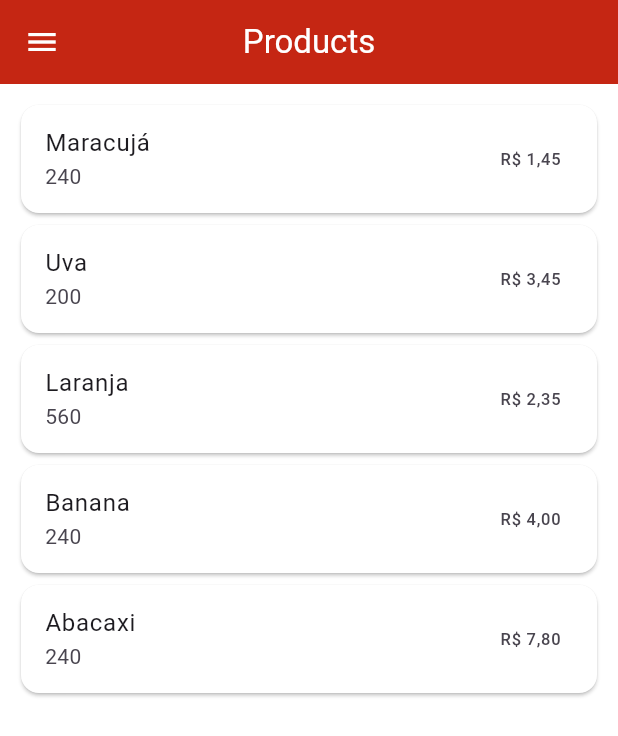
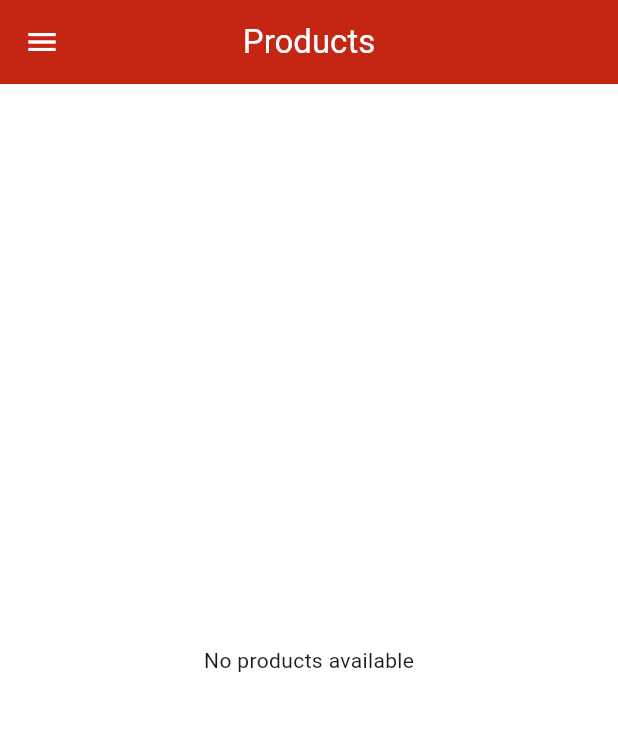
Before and after one commit to shelldonryan/flutter_product_manager, a Flutter app: the HomePage screen opened directly, on a phone screen of 412 x 824 dp. Shown: the top 736 px of the screen. Run offline on Flutter 3.47's test engine with Material 3 defaults, Android fonts, the phone set to English and light mode, and no system bars; our stand-ins replace flutter_mobx, mobx; generated files the repository leaves out were written again; network calls fail.

Commit message:
create home page and config

```diff
--- a/lib/app/Services/client_http_service.dart
+++ b/lib/app/Services/client_http_service.dart
@@ -13,7 +13,7 @@ class ClientHttpService implements IHttpClient {
       headers['Authorization'] = 'Bearer $_token';
     }
 
-    final response = await httpClient.post(Uri.parse(url), headers: headers);
+    final response = await httpClient.get(Uri.parse(url), headers: headers);
 
     if (response.statusCode == 200) {
       return jsonDecode(response.body);
--- a/lib/app/interfaces/product_repository_interface.dart
+++ b/lib/app/interfaces/product_repository_interface.dart
@@ -1,4 +1,4 @@
 abstract class IProductRepository {
   Future getAll();
-  Future create();
+  Future create(String productName, int quantity, double price);
 }
--- a/lib/app/models/product.dart
+++ b/lib/app/models/product.dart
@@ -5,22 +5,19 @@ class Product {
   final String name;
   final int quantity;
   final double price;
-  final String? userId;
 
   Product(
       {required this.id,
       required this.name,
       required this.quantity,
-      required this.price,
-      this.userId});
+      required this.price,});
 
   factory Product.fromMap(Map<String, dynamic> map) {
     return Product(
         id: map['id'] ?? '',
         name: map['name'] ?? '',
-        quantity: map['quantity'] ?? 0,
-        price: map['price'] ?? 0.00,
-        userId: map['userId'] ?? '');
+        quantity: int.parse(map['quantity'].toString()),
+        price: double.parse(map['price'].toString()));
   }
 
   factory Product.fromJson(String jsonString) =>
@@ -31,7 +28,6 @@ class Product {
      'name': name,
      'quantity': quantity,
      'price': price,
-     'userId': userId,
   };
 
   String toJson() => json.encode(toMap());
--- /dev/null
+++ b/lib/app/pages/home/home_controller.dart
@@ -0,0 +1,14 @@
+import 'package:flutter_manager_product/app/models/product.dart';
+import 'package:flutter_manager_product/app/store/product_store.dart';
+
+class HomeController {
+  final ProductStore _productStore;
+
+  HomeController(this._productStore);
+
+  List<Product> get products => _productStore.products.toList();
+
+  Future<void> getAllProducts() async {
+    await _productStore.getAllProducts();
+  }
+}
--- a/lib/app/pages/home/home_page.dart
+++ b/lib/app/pages/home/home_page.dart
@@ -1,7 +1,12 @@
 import 'package:flutter/material.dart';
+import 'package:flutter_manager_product/app/pages/home/home_controller.dart';
+import 'package:flutter_manager_product/app/store/product_store.dart';
 import 'package:intl/intl.dart';
+import 'package:provider/provider.dart';
+import '../../interfaces/http_client_interface.dart';
 import '../../repositories/product_repository.dart';
 import '../../utils/my_colors.dart';
+import 'package:flutter_mobx/flutter_mobx.dart';
 
 class HomePage extends StatefulWidget {
   const HomePage({super.key});
@@ -12,16 +17,24 @@ class HomePage extends StatefulWidget {
 
 class _HomePageState extends State<HomePage> {
   NumberFormat real = NumberFormat.currency(locale: 'pt_BR', name: 'R\$');
-  late final ProductRepository productRepository;
+  late final HomeController _homeController;
 
   @override
   void initState() {
     super.initState();
-    productRepository = ProductRepository();
   }
 
   @override
   Widget build(BuildContext context) {
+    _homeController = HomeController(
+      ProductStore(
+        ProductRepository(
+          context.watch<IHttpClient>(),
+        ),
+      ),
+    );
+    _homeController.getAllProducts();
+
     return Scaffold(
       backgroundColor: Colors.white,
       appBar: AppBar(
@@ -49,7 +62,6 @@ class _HomePageState extends State<HomePage> {
                 ],
               ),
             ),
-            const SizedBox(height: 20,),
             ListTile(
               leading: const Icon(Icons.logout),
               title: const Text("logout"),
@@ -58,23 +70,30 @@ class _HomePageState extends State<HomePage> {
           ],
         ),
       ),
-      body: Container(
+      body: Observer(
+        builder: (_) => Container(
           padding: const EdgeInsets.all(10),
-        child: ListView.builder(
-            itemCount: productRepository.products.length,
+          child: _homeController.products.isEmpty
+              ? const Center(
+                  child: Text('No products available'),
+                )
+              : ListView.builder(
+                  itemCount: _homeController.products.length,
                   itemBuilder: (context, index) {
-              final product = productRepository.products[index];
+                    final product = _homeController.products[index];
                     return Card(
                       color: Colors.white,
                       borderOnForeground: true,
                       elevation: 1,
                       child: ListTile(
                         title: Text(product.name),
-                  subtitle: Text(product.quantity.toString()),
+                        subtitle: Text('Quantity: ${product.quantity}'),
                         trailing: Text(real.format(product.price)),
                       ),
                     );
-            }),
+                  },
+                ),
+        ),
       ),
     );
   }
--- a/lib/app/repositories/product_repository.dart
+++ b/lib/app/repositories/product_repository.dart
@@ -1,25 +1,39 @@
+import 'package:flutter_manager_product/app/interfaces/http_client_interface.dart';
+
 import '../interfaces/product_repository_interface.dart';
 import '../models/product.dart';
 
 class ProductRepository implements IProductRepository{
+  final IHttpClient httpClient;
 
-
-  final List<Product> products = [
-    Product(id: '1', name: 'Maracujá', quantity: 240, price: 1.45),
-    Product(id: '2', name: 'Uva', quantity: 200, price: 3.45),
-    Product(id: '3', name: 'Laranja', quantity: 560, price: 2.35),
-    Product(id: '4', name: 'Banana', quantity: 240, price: 4.00),
-    Product(id: '5', name: 'Abacaxi', quantity: 240, price: 7.80),
-  ];
+  ProductRepository(this.httpClient);
 
   @override
-  Future<void> create() async {
+  Future<void> create(String productName, int quantity, double price) async {
+    final response = await httpClient.post("http://10.0.2.2:5001/api/product/create",
+        {
+          "name": productName,
+          "quantity": quantity,
+          "price": price
+        });
+
+    if(!response.containsKey('success')) {
+      throw Exception('Failed to create product: $response');
+    }
   }
 
   @override
-  Future<void> getAll() async {
+  Future<List<Product>> getAll() async {
+    final response = await httpClient.get("http://10.0.2.2:5001/api/product/getByUser");
 
+    List<Product> products = [];
+
+    if (response['status'] == 'suceeded') {
+      for (Map<String, dynamic> i in response['data']) {
+        products.add(Product.fromMap(i));
+      }
+    }
+
+    return products;
   }
-
-
 }
--- a/lib/main.dart
+++ b/lib/main.dart
@@ -1,5 +1,5 @@
 import 'package:flutter/material.dart';
-import 'package:flutter_manager_product/product_manager_widget.dart';
+import 'package:flutter_manager_product/app/product_manager_widget.dart';
 
 
 void main() async {
--- a/pubspec.yaml
+++ b/pubspec.yaml
@@ -39,6 +39,7 @@ dependencies:
   http: ^1.2.2
   flutter_mobx: ^2.2.1+1
   mobx: ^2.4.0
+  provider: ^6.0.5
 
 dev_dependencies:
   flutter_test:
```
Also changed, not shown: lib/app/pages/auth/auth_page.dart (+10 -8 lines), lib/app/product_manager_widget.dart (added, +23 -0 lines), lib/app/repositories/user_repository.dart (+1 -6 lines), lib/app/store/product_store.dart (added, +32 -0 lines), lib/product_manager_widget.dart (deleted, +0 -15 lines), lib/app/pages/home/Components/add_product_component.dart (added), lib/app/store/product_store.g.dart (added), pubspec.lock. Lines whose indentation alone changed are shown as unchanged.
